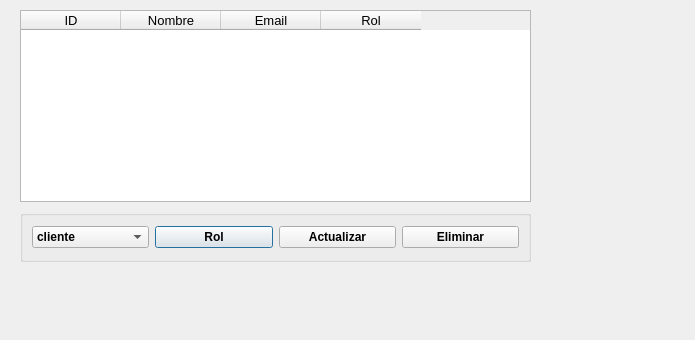
The window that interfaces/admin_usuarios.ui (aiglep02/gestion-tapas-leon) describes before a commit, drawn with Qt 5.
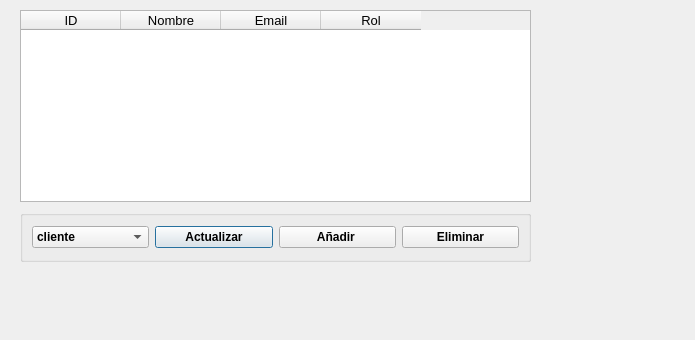
The same window after the commit.

Commit message: Añadir usuarios como admin

```diff
--- a/interfaces/admin_usuarios.ui
+++ b/interfaces/admin_usuarios.ui
@@ -91,7 +91,7 @@
      </widget>
     </item>
     <item>
-     <widget class="QPushButton" name="CambiarRol">
+     <widget class="QPushButton" name="Actualizar&#10;">
       <property name="font">
        <font>
         <pointsize>9</pointsize>
@@ -100,12 +100,12 @@
        </font>
       </property>
       <property name="text">
-       <string>Rol</string>
+       <string>Actualizar</string>
       </property>
      </widget>
     </item>
     <item>
-     <widget class="QPushButton" name="Actualizar&#10;">
+     <widget class="QPushButton" name="btnAbrirCrearUsuario">
       <property name="font">
        <font>
         <pointsize>9</pointsize>
@@ -114,7 +114,7 @@
        </font>
       </property>
       <property name="text">
-       <string>Actualizar</string>
+       <string>Añadir </string>
       </property>
      </widget>
     </item>
```
The commit also changes 10 other files.
